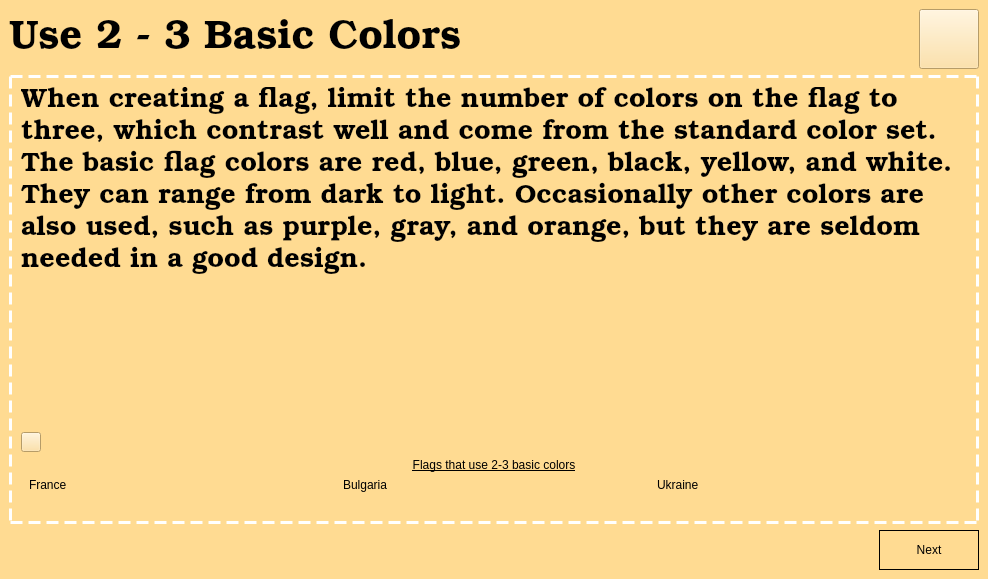
zxjorge/EDApp, file usebasiccolorslesson.ui: the form before one commit.
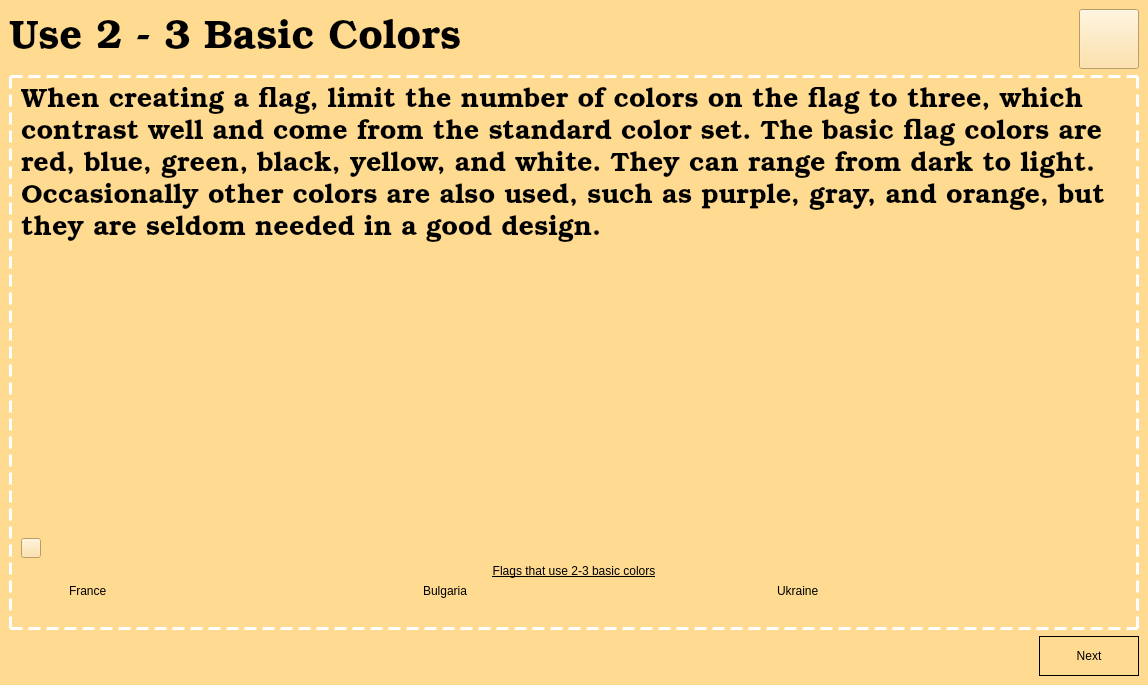
The form after the commit. The open tabs and pages were chosen to show the change. Icons and pictures are not drawn.

```diff
--- a/usebasiccolorslesson.ui
+++ b/usebasiccolorslesson.ui
@@ -6,8 +6,8 @@
    <rect>
     <x>0</x>
     <y>0</y>
-    <width>988</width>
-    <height>579</height>
+    <width>1148</width>
+    <height>685</height>
    </rect>
   </property>
   <property name="windowTitle">
```
Left out of the diff: 2 changed lines with no effect on the pictures.
